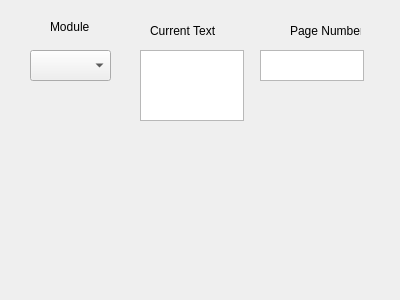
j37hr0/positionMarker, file newEntry.ui: the form before one commit.
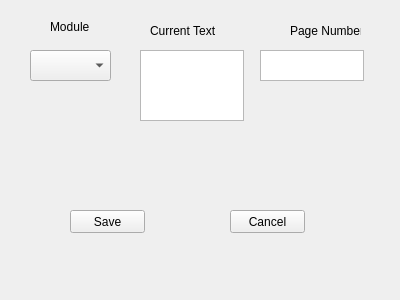
The form after the commit.

Commit message: added some config from the original copied content

```diff
--- a/newEntry.ui
+++ b/newEntry.ui
@@ -82,6 +82,32 @@
     </rect>
    </property>
   </widget>
+  <widget class="QPushButton" name="save_new_entry_btn">
+   <property name="geometry">
+    <rect>
+     <x>70</x>
+     <y>210</y>
+     <width>75</width>
+     <height>23</height>
+    </rect>
+   </property>
+   <property name="text">
+    <string>Save</string>
+   </property>
+  </widget>
+  <widget class="QPushButton" name="cancel_new_entry_btn">
+   <property name="geometry">
+    <rect>
+     <x>230</x>
+     <y>210</y>
+     <width>75</width>
+     <height>23</height>
+    </rect>
+   </property>
+   <property name="text">
+    <string>Cancel</string>
+   </property>
+  </widget>
  </widget>
  <resources/>
  <connections/>
```
The commit also changes 2 other files.
